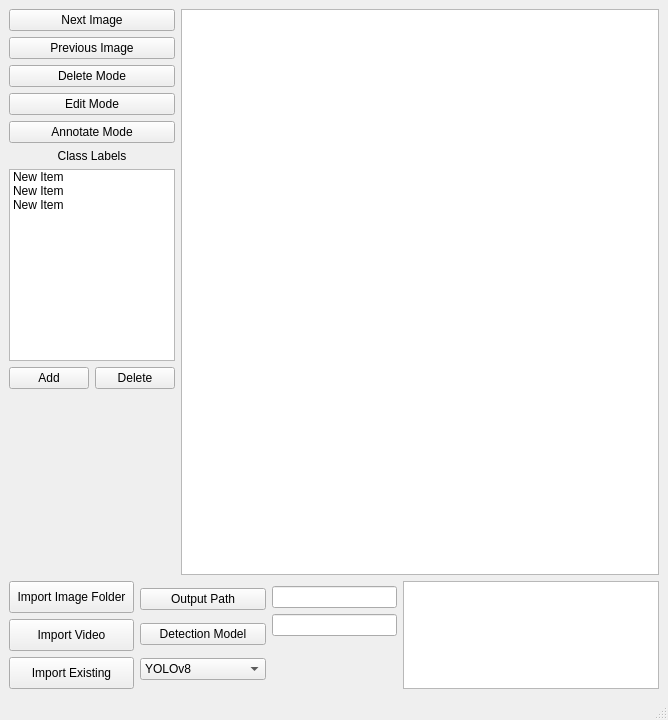
Qt form UIDesignerFiles/mainWindow.ui (jeremiahgivens/OpenImageAnnotater) before a commit.
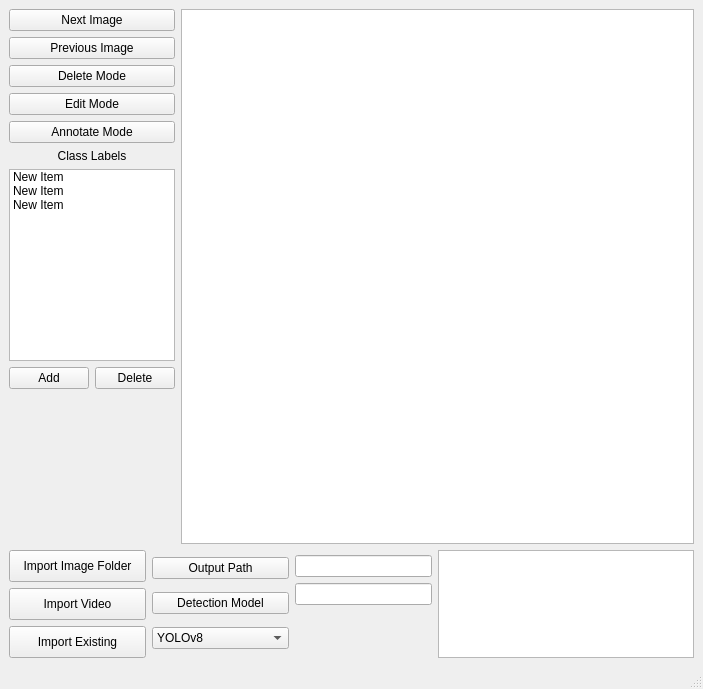
The same form after that commit.

What changed in the file:
```diff
--- a/UIDesignerFiles/mainWindow.ui
+++ b/UIDesignerFiles/mainWindow.ui
@@ -6,8 +6,8 @@
    <rect>
     <x>0</x>
     <y>0</y>
-    <width>668</width>
-    <height>720</height>
+    <width>703</width>
+    <height>689</height>
    </rect>
   </property>
   <property name="windowTitle">
```
Left out of the diff: 2 changed lines with no effect on the pictures.
